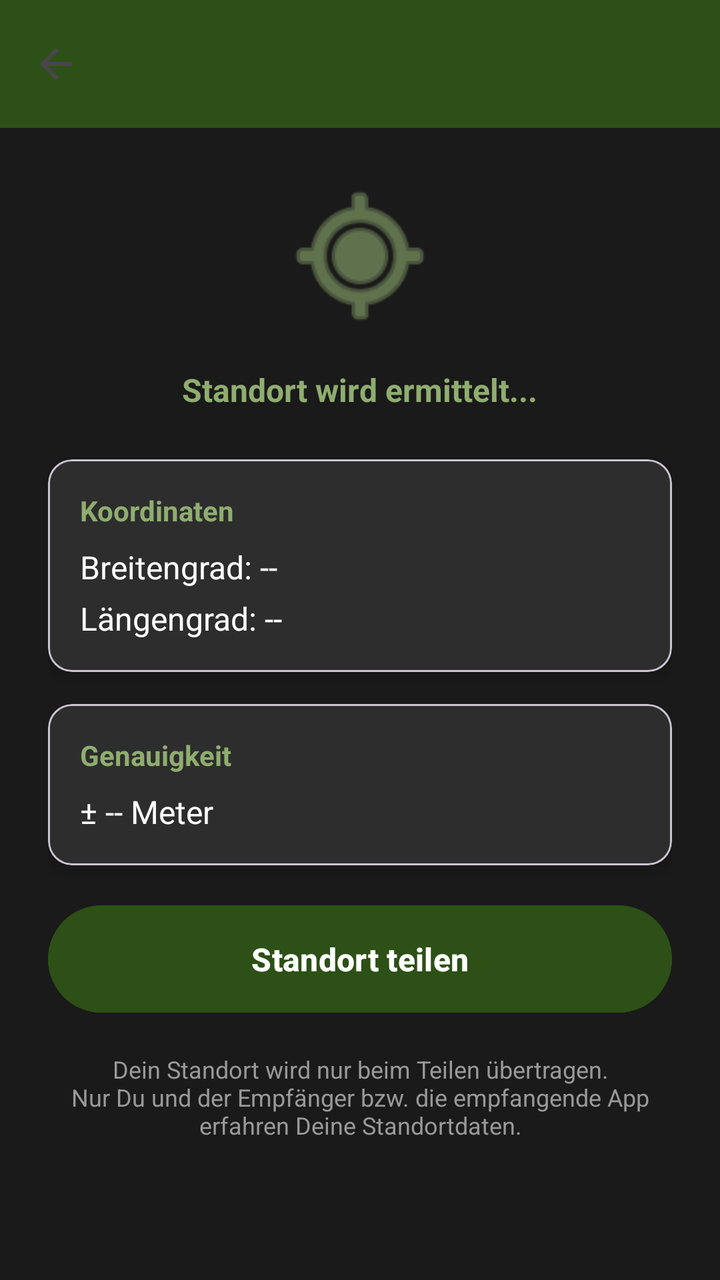
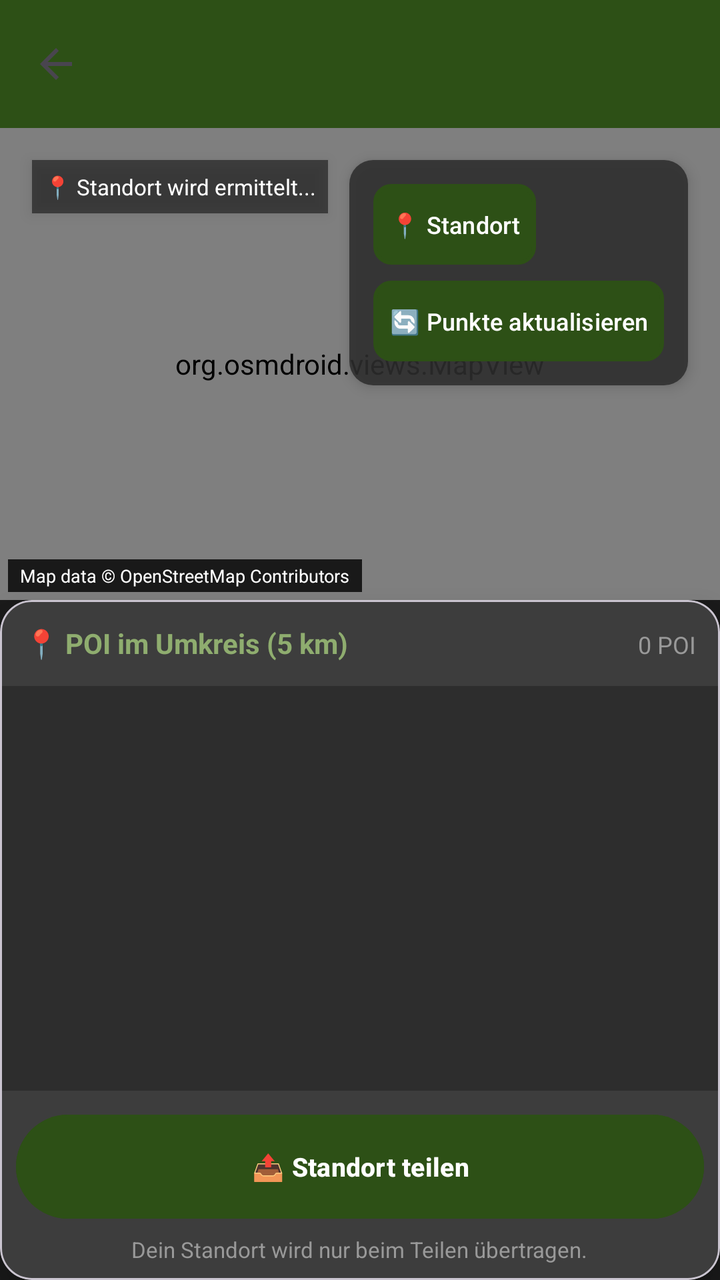

Two renders of the same Android screen: before a commit and after it. Below are the layout's source before the change and the commit's diff.
<!-- AndroidManifest.xml: application theme Theme.HundeWildnis -->
<!-- res/layout/activity_location.xml -->
<?xml version="1.0" encoding="utf-8"?>
<androidx.coordinatorlayout.widget.CoordinatorLayout xmlns:android="http://schemas.android.com/apk/res/android"
    xmlns:app="http://schemas.android.com/apk/res-auto"
    android:layout_width="match_parent"
    android:layout_height="match_parent"
    android:fitsSystemWindows="true"
    android:background="#1a1a1a">

    <com.google.android.material.appbar.AppBarLayout
        android:layout_width="match_parent"
        android:layout_height="wrap_content">

        <androidx.appcompat.widget.Toolbar
            android:id="@+id/toolbar"
            android:layout_width="match_parent"
            android:layout_height="?attr/actionBarSize"
            android:background="#2d5016"
            app:titleTextColor="#FFFFFF"
            app:navigationIcon="?attr/homeAsUpIndicator" />
    </com.google.android.material.appbar.AppBarLayout>

    <ScrollView
        android:id="@+id/scrollView"
        android:layout_width="match_parent"
        android:layout_height="match_parent"
        app:layout_behavior="@string/appbar_scrolling_view_behavior">

        <LinearLayout
            android:layout_width="match_parent"
            android:layout_height="wrap_content"
            android:orientation="vertical"
            android:padding="24dp">

            <ImageView
                android:layout_width="80dp"
                android:layout_height="80dp"
                android:layout_gravity="center_horizontal"
                android:layout_marginBottom="16dp"
                android:src="@android:drawable/ic_menu_mylocation"
                app:tint="#8fad6f" />

            <TextView
                android:id="@+id/statusText"
                android:layout_width="wrap_content"
                android:layout_height="wrap_content"
                android:layout_gravity="center_horizontal"
                android:layout_marginBottom="24dp"
                android:text="Standort wird ermittelt..."
                android:textColor="#8fad6f"
                android:textSize="16sp"
                android:textStyle="bold" />

            <com.google.android.material.card.MaterialCardView
                android:layout_width="match_parent"
                android:layout_height="wrap_content"
                android:layout_marginBottom="16dp"
                app:cardBackgroundColor="#2d2d2d"
                app:cardCornerRadius="12dp"
                app:cardElevation="4dp">

                <LinearLayout
                    android:layout_width="match_parent"
                    android:layout_height="wrap_content"
                    android:orientation="vertical"
                    android:padding="16dp">

                    <TextView
                        android:layout_width="wrap_content"
                        android:layout_height="wrap_content"
                        android:text="Koordinaten"
                        android:textColor="#8fad6f"
                        android:textSize="14sp"
                        android:textStyle="bold"
                        android:layout_marginBottom="8dp" />

                    <TextView
                        android:id="@+id/latitudeText"
                        android:layout_width="wrap_content"
                        android:layout_height="wrap_content"
                        android:text="Breitengrad: --"
                        android:textColor="#FFFFFF"
                        android:textSize="16sp"
                        android:layout_marginBottom="4dp" />

                    <TextView
                        android:id="@+id/longitudeText"
                        android:layout_width="wrap_content"
                        android:layout_height="wrap_content"
                        android:text="Längengrad: --"
                        android:textColor="#FFFFFF"
                        android:textSize="16sp" />
                </LinearLayout>
            </com.google.android.material.card.MaterialCardView>

            <com.google.android.material.card.MaterialCardView
                android:layout_width="match_parent"
                android:layout_height="wrap_content"
                android:layout_marginBottom="16dp"
                app:cardBackgroundColor="#2d2d2d"
                app:cardCornerRadius="12dp"
                app:cardElevation="4dp">

                <LinearLayout
                    android:layout_width="match_parent"
                    android:layout_height="wrap_content"
                    android:orientation="vertical"
                    android:padding="16dp">

                    <TextView
                        android:layout_width="wrap_content"
                        android:layout_height="wrap_content"
                        android:text="Genauigkeit"
                        android:textColor="#8fad6f"
                        android:textSize="14sp"
                        android:textStyle="bold"
                        android:layout_marginBottom="8dp" />

                    <TextView
                        android:id="@+id/accuracyText"
                        android:layout_width="wrap_content"
                        android:layout_height="wrap_content"
                        android:text="± -- Meter"
                        android:textColor="#FFFFFF"
                        android:textSize="16sp" />
                </LinearLayout>
            </com.google.android.material.card.MaterialCardView>

            
            <com.google.android.material.card.MaterialCardView
                android:id="@+id/mapCard"
                android:layout_width="match_parent"
                android:layout_height="wrap_content"
                android:layout_marginBottom="16dp"
                android:visibility="gone"
                app:cardBackgroundColor="#2d2d2d"
                app:cardCornerRadius="12dp"
                app:cardElevation="4dp">

                <FrameLayout
                    android:layout_width="match_parent"
                    android:layout_height="300dp">

                    
                    <org.osmdroid.views.MapView
                        android:id="@+id/mapView"
                        android:layout_width="match_parent"
                        android:layout_height="match_parent" />

                    
                    <LinearLayout
                        android:layout_width="wrap_content"
                        android:layout_height="wrap_content"
                        android:layout_gravity="bottom|end"
                        android:orientation="vertical"
                        android:padding="8dp"
                        android:layout_marginBottom="24dp">

                        <ImageButton
                            android:id="@+id/zoomInButton"
                            android:layout_width="48dp"
                            android:layout_height="48dp"
                            android:background="@drawable/zoom_button_background"
                            android:contentDescription="Zoom In"
                            android:src="@drawable/ic_add"
                            app:tint="#FFFFFF"
                            android:scaleType="centerInside"
                            android:padding="8dp" />

                        <ImageButton
                            android:id="@+id/zoomOutButton"
                            android:layout_width="48dp"
                            android:layout_height="48dp"
                            android:layout_marginTop="4dp"
                            android:background="@drawable/zoom_button_background"
                            android:contentDescription="Zoom Out"
                            android:src="@drawable/ic_remove"
                            app:tint="#FFFFFF"
                            android:scaleType="centerInside"
                            android:padding="8dp" />
                    </LinearLayout>

                    
                    <TextView
                        android:id="@+id/osmCopyrightText"
                        android:layout_width="wrap_content"
                        android:layout_height="wrap_content"
                        android:layout_gravity="bottom|start"
                        android:layout_margin="4dp"
                        android:paddingStart="6dp"
                        android:paddingEnd="6dp"
                        android:paddingTop="2dp"
                        android:paddingBottom="2dp"
                        android:background="#CC000000"
                        android:text="Map data © OpenStreetMap Contributors"
                        android:textColor="#FFFFFF"
                        android:textSize="9sp"
                        android:clickable="true"
                        android:focusable="true"
                        android:foreground="?attr/selectableItemBackground" />

                </FrameLayout>
            </com.google.android.material.card.MaterialCardView>

            <Button
                android:id="@+id/shareButton"
                android:layout_width="match_parent"
                android:layout_height="wrap_content"
                android:text="Standort teilen"
                android:textColor="#FFFFFF"
                android:backgroundTint="#2d5016"
                android:padding="16dp"
                android:enabled="false"
                android:textSize="16sp"
                android:textStyle="bold" />

            <TextView
                android:layout_width="wrap_content"
                android:layout_height="wrap_content"
                android:layout_gravity="center_horizontal"
                android:layout_marginTop="16dp"
                android:text="Dein Standort wird nur beim Teilen übertragen.\nNur Du und der Empfänger bzw. die empfangende App erfahren Deine Standortdaten."
                android:textAlignment="center"
                android:textColor="#999999"
                android:textSize="12sp" />

        </LinearLayout>
    </ScrollView>

    <ProgressBar
        android:id="@+id/progressBar"
        android:layout_width="wrap_content"
        android:layout_height="wrap_content"
        android:layout_gravity="center"
        android:indeterminateTint="#8fad6f"
        android:visibility="visible" />

</androidx.coordinatorlayout.widget.CoordinatorLayout>
<!-- resources referenced by this layout -->
<resources>
  <!-- drawable ic_add (drawable) -->
  <vector xmlns:android="http://schemas.android.com/apk/res/android"
      android:width="24dp"
      android:height="24dp"
      android:viewportWidth="24.0"
      android:viewportHeight="24.0">
      <path
          android:fillColor="#FFFFFF"
          android:pathData="M19,13h-6v6h-2v-6H5v-2h6V5h2v6h6v2z" />
  </vector>
  <!-- drawable ic_remove (drawable) -->
  <vector xmlns:android="http://schemas.android.com/apk/res/android"
      android:width="24dp"
      android:height="24dp"
      android:viewportWidth="24.0"
      android:viewportHeight="24.0">
      <path
          android:fillColor="#FFFFFF"
          android:pathData="M19,13H5v-2h14v2z" />
  </vector>
  <!-- drawable zoom_button_background (drawable) -->
  <?xml version="1.0" encoding="utf-8"?>
  <shape xmlns:android="http://schemas.android.com/apk/res/android"
      android:shape="oval">
  
      
      <solid android:color="#BE253E0B" />
  
      
      <stroke
          android:width="4dp"
          android:color="#172803" />
  
  </shape>
  <style name="Theme.HundeWildnis" parent="Base.Theme.HundeWildnis" />
  <style name="Base.Theme.HundeWildnis" parent="Theme.Material3.Light.NoActionBar">
          <item name="colorPrimary">#2d5016</item>
          <item name="colorPrimaryVariant">#1a3009</item>
          <item name="colorOnPrimary">#FFFFFF</item>
          <item name="colorSecondary">#6b8e4e</item>
          <item name="colorSecondaryVariant">#4a6135</item>
          <item name="colorOnSecondary">#000000</item>
          <item name="android:statusBarColor">?attr/colorPrimaryVariant</item>
  
          <item name="android:navigationBarColor">@android:color/transparent</item>
          <item name="android:windowLightStatusBar">true</item>
          <item name="android:windowLightNavigationBar">true</item>
          <item name="android:enforceNavigationBarContrast" tools:targetApi="q">false</item>
          <item name="android:enforceStatusBarContrast" tools:targetApi="q">false</item>
  
          
          <item name="actionMenuTextColor">#FFFFFF</item>
  
          
          <item name="android:windowBackground">#FFFFFF</item>
          <item name="android:colorBackground">#FFFFFF</item>
      </style>
</resources>

<!-- the commit's change to res/layout/activity_location.xml (unified diff, before → after) -->
@@ -3,12 +3,13 @@
     xmlns:app="http://schemas.android.com/apk/res-auto"
     android:layout_width="match_parent"
     android:layout_height="match_parent"
-    android:fitsSystemWindows="true"
     android:background="#1a1a1a">
 
     <com.google.android.material.appbar.AppBarLayout
+        android:id="@+id/appbar"
         android:layout_width="match_parent"
-        android:layout_height="wrap_content">
+        android:layout_height="wrap_content"
+        android:fitsSystemWindows="true">
 
         <androidx.appcompat.widget.Toolbar
             android:id="@+id/toolbar"
@@ -19,219 +20,228 @@
             app:navigationIcon="?attr/homeAsUpIndicator" />
     </com.google.android.material.appbar.AppBarLayout>
 
-    <ScrollView
-        android:id="@+id/scrollView"
+    <androidx.constraintlayout.widget.ConstraintLayout
+        android:id="@+id/main_content"
         android:layout_width="match_parent"
         android:layout_height="match_parent"
         app:layout_behavior="@string/appbar_scrolling_view_behavior">
 
-        <LinearLayout
-            android:layout_width="match_parent"
-            android:layout_height="wrap_content"
-            android:orientation="vertical"
-            android:padding="24dp">
-
-            <ImageView
-                android:layout_width="80dp"
-                android:layout_height="80dp"
-                android:layout_gravity="center_horizontal"
-                android:layout_marginBottom="16dp"
-                android:src="@android:drawable/ic_menu_mylocation"
-                app:tint="#8fad6f" />
+        
+        <FrameLayout
+            android:id="@+id/mapFrame"
+            android:layout_width="0dp"
+            android:layout_height="0dp"
+            app:layout_constraintTop_toTopOf="parent"
+            app:layout_constraintBottom_toTopOf="@id/poiListCard"
+            app:layout_constraintStart_toStartOf="parent"
+            app:layout_constraintEnd_toEndOf="parent">
+
+            <org.osmdroid.views.MapView
+                android:id="@+id/mapView"
+                android:layout_width="match_parent"
+                android:layout_height="match_parent" />
 
             <TextView
-                android:id="@+id/statusText"
-                android:layout_width="wrap_content"
-                android:layout_height="wrap_content"
-                android:layout_gravity="center_horizontal"
-                android:layout_marginBottom="24dp"
-                android:text="Standort wird ermittelt..."
-                android:textColor="#8fad6f"
-                android:textSize="16sp"
-                android:textStyle="bold" />
-
-            <com.google.android.material.card.MaterialCardView
+                android:id="@+id/osmCopyrightText"
+                android:layout_width="wrap_content"
+                android:layout_height="wrap_content"
+                android:layout_gravity="bottom|start"
+                android:layout_margin="4dp"
+                android:paddingStart="6dp"
+                android:paddingEnd="6dp"
+                android:paddingTop="2dp"
+                android:paddingBottom="2dp"
+                android:background="#CC000000"
+                android:text="Map data © OpenStreetMap Contributors"
+                android:textColor="#FFFFFF"
+                android:textSize="9sp"
+                android:clickable="true"
+                android:focusable="true"
+                android:foreground="?attr/selectableItemBackground" />
+
+            <LinearLayout
+                android:layout_width="wrap_content"
+                android:layout_height="wrap_content"
+                android:layout_gravity="top|end"
+                android:layout_margin="16dp"
+                android:orientation="vertical"
+                android:background="@drawable/button_bg_rounded"
+                android:elevation="4dp">
+
+                <Button
+                    android:id="@+id/btnCurrentLocation"
+                    android:layout_width="wrap_content"
+                    android:layout_height="wrap_content"
+                    android:text="📍 Standort"
+                    android:textSize="12sp"
+                    android:padding="8dp"
+                    android:background="@drawable/poi_button_bg"
+                    android:textColor="#FFFFFF"
+                    android:layout_marginBottom="8dp"
+                    android:minWidth="0dp"
+                    android:minHeight="0dp" />
+
+                <Button
+                    android:id="@+id/btnReloadPOI"
+                    android:layout_width="wrap_content"
+                    android:layout_height="wrap_content"
+                    android:text="🔄 Punkte aktualisieren"
+                    android:textSize="12sp"
+                    android:padding="8dp"
+                    android:background="@drawable/poi_button_bg"
+                    android:textColor="#FFFFFF"
+                    android:minWidth="0dp"
+                    android:minHeight="0dp" />
+            </LinearLayout>
+
+            <TextView
+                android:id="@+id/coordinatesText"
+                android:layout_width="wrap_content"
+                android:layout_height="wrap_content"
+                android:layout_gravity="top|start"
+                android:layout_margin="16dp"
+                android:text="📍 Standort wird ermittelt..."
+                android:textColor="#FFFFFF"
+                android:textSize="11sp"
+                android:background="#80000000"
+                android:padding="6dp"
+                android:elevation="4dp" />
+
+            <TextView
+                android:id="@+id/navigationInfoText"
+                android:layout_width="wrap_content"
+                android:layout_height="wrap_content"
+                android:layout_gravity="bottom|center_horizontal"
+                android:layout_marginBottom="60dp"
+                android:text="🧭 0.0 km • 0 Min"
+                android:textColor="#FFFFFF"
+                android:textSize="18sp"
+                android:textStyle="bold"
+                android:background="#DD2d5016"
+                android:padding="14dp"
+                android:elevation="12dp"
+                android:visibility="gone" />
+
+            <ProgressBar
+                android:id="@+id/progressBar"
+                android:layout_width="wrap_content"
+                android:layout_height="wrap_content"
+                android:layout_gravity="center"
+                android:indeterminateTint="#8fad6f"
+                android:visibility="gone" />
+        </FrameLayout>
+
+        
+        <com.google.android.material.card.MaterialCardView
+            android:id="@+id/poiListCard"
+            android:layout_width="0dp"
+            android:layout_height="340dp"
+            app:cardBackgroundColor="#2d2d2d"
+            app:cardElevation="8dp"
+            app:cardCornerRadius="16dp"
+            android:layout_margin="0dp"
+            app:layout_constraintBottom_toBottomOf="parent"
+            app:layout_constraintStart_toStartOf="parent"
+            app:layout_constraintEnd_toEndOf="parent">
+
+            <LinearLayout
                 android:layout_width="match_parent"
-                android:layout_height="wrap_content"
-                android:layout_marginBottom="16dp"
-                app:cardBackgroundColor="#2d2d2d"
-                app:cardCornerRadius="12dp"
-                app:cardElevation="4dp">
-
+                android:layout_height="match_parent"
+                android:orientation="vertical">
+
+                
                 <LinearLayout
                     android:layout_width="match_parent"
                     android:layout_height="wrap_content"
-                    android:orientation="vertical"
-                    android:padding="16dp">
-
-                    <TextView
-                        android:layout_width="wrap_content"
-                        android:layout_height="wrap_content"
-                        android:text="Koordinaten"
+                    android:orientation="horizontal"
+                    android:padding="12dp"
+                    android:background="#3d3d3d">
+
+                    <TextView
+                        android:layout_width="0dp"
+                        android:layout_height="wrap_content"
+                        android:layout_weight="1"
+                        android:text="📍 POI im Umkreis (5 km)"
                         android:textColor="#8fad6f"
                         android:textSize="14sp"
-                        android:textStyle="bold"
-                        android:layout_marginBottom="8dp" />
-
-                    <TextView
-                        android:id="@+id/latitudeText"
-                        android:layout_width="wrap_content"
-                        android:layout_height="wrap_content"
-                        android:text="Breitengrad: --"
-                        android:textColor="#FFFFFF"
-                        android:textSize="16sp"
-                        android:layout_marginBottom="4dp" />
-
-                    <TextView
-                        android:id="@+id/longitudeText"
-                        android:layout_width="wrap_content"
-                        android:layout_height="wrap_content"
-                        android:text="Längengrad: --"
-                        android:textColor="#FFFFFF"
-                        android:textSize="16sp" />
+                        android:textStyle="bold" />
+
+                    <TextView
+                        android:id="@+id/poiCountText"
+                        android:layout_width="wrap_content"
+                        android:layout_height="wrap_content"
+                        android:text="0 POI"
+                        android:textColor="#999999"
+                        android:textSize="12sp" />
                 </LinearLayout>
-            </com.google.android.material.card.MaterialCardView>
-
-            <com.google.android.material.card.MaterialCardView
-                android:layout_width="match_parent"
-                android:layout_height="wrap_content"
-                android:layout_marginBottom="16dp"
-                app:cardBackgroundColor="#2d2d2d"
-                app:cardCornerRadius="12dp"
-                app:cardElevation="4dp">
-
+
+                
+                <FrameLayout
+                    android:layout_width="match_parent"
+                    android:layout_height="0dp"
+                    android:layout_weight="1">
+
+                    <androidx.recyclerview.widget.RecyclerView
+                        android:id="@+id/poiRecyclerView"
+                        android:layout_width="match_parent"
+                        android:layout_height="match_parent"
+                        android:padding="6dp"
+                        android:clipToPadding="false" />
+
+                    <ProgressBar
+                        android:id="@+id/poiProgressBar"
+                        android:layout_width="wrap_content"
+                        android:layout_height="wrap_content"
+                        android:layout_gravity="center"
+                        android:indeterminateTint="#8fad6f"
+                        android:visibility="gone" />
+
+                    <TextView
+                        android:id="@+id/emptyPoiText"
+                        android:layout_width="wrap_content"
+                        android:layout_height="wrap_content"
+                        android:layout_gravity="center"
+                        android:text="Keine POI gefunden
+
+Tippe auf 🔄 POI zum Aktualisieren"
+                        android:textColor="#666666"
+                        android:textSize="13sp"
+                        android:textAlignment="center"
+                        android:visibility="gone" />
+                </FrameLayout>
+
+                
                 <LinearLayout
                     android:layout_width="match_parent"
                     android:layout_height="wrap_content"
                     android:orientation="vertical"
-                    android:padding="16dp">
-
-                    <TextView
-                        android:layout_width="wrap_content"
-                        android:layout_height="wrap_content"
-                        android:text="Genauigkeit"
-                        android:textColor="#8fad6f"
-                        android:textSize="14sp"
-                        android:textStyle="bold"
-                        android:layout_marginBottom="8dp" />
-
-                    <TextView
-                        android:id="@+id/accuracyText"
-                        android:layout_width="wrap_content"
-                        android:layout_height="wrap_content"
-                        android:text="± -- Meter"
+                    android:padding="8dp"
+                    android:background="#3d3d3d"
+                    android:gravity="center_horizontal">
+
+                    <Button
+                        android:id="@+id/shareButton"
+                        android:layout_width="match_parent"
+                        android:layout_height="60dp"
+                        android:text="📤 Standort teilen"
                         android:textColor="#FFFFFF"
-                        android:textSize="16sp" />
+                        android:backgroundTint="#2d5016"
+                        android:padding="8dp"
+                        android:enabled="false"
+                        android:textSize="13sp"
+                        android:textStyle="bold" />
+
+                    <TextView
+                        android:layout_width="wrap_content"
+                        android:layout_height="wrap_content"
+                        android:layout_marginTop="4dp"
+                        android:text="Dein Standort wird nur beim Teilen übertragen."
+                        android:textColor="#999999"
+                        android:textSize="11sp" />
                 </LinearLayout>
-            </com.google.android.material.card.MaterialCardView>
-
-            
-            <com.google.android.material.card.MaterialCardView
-                android:id="@+id/mapCard"
-                android:layout_width="match_parent"
-                android:layout_height="wrap_content"
-                android:layout_marginBottom="16dp"
-                android:visibility="gone"
-                app:cardBackgroundColor="#2d2d2d"
-                app:cardCornerRadius="12dp"
-                app:cardElevation="4dp">
-
-                <FrameLayout
-                    android:layout_width="match_parent"
-                    android:layout_height="300dp">
-
-                    
-                    <org.osmdroid.views.MapView
-                        android:id="@+id/mapView"
-                        android:layout_width="match_parent"
-                        android:layout_height="match_parent" />
-
-                    
-                    <LinearLayout
-                        android:layout_width="wrap_content"
-                        android:layout_height="wrap_content"
-                        android:layout_gravity="bottom|end"
-                        android:orientation="vertical"
-                        android:padding="8dp"
-                        android:layout_marginBottom="24dp">
-
-                        <ImageButton
-                            android:id="@+id/zoomInButton"
-                            android:layout_width="48dp"
-                            android:layout_height="48dp"
-                            android:background="@drawable/zoom_button_background"
-                            android:contentDescription="Zoom In"
-                            android:src="@drawable/ic_add"
-                            app:tint="#FFFFFF"
-                            android:scaleType="centerInside"
-                            android:padding="8dp" />
-
-                        <ImageButton
-                            android:id="@+id/zoomOutButton"
-                            android:layout_width="48dp"
-                            android:layout_height="48dp"
-                            android:layout_marginTop="4dp"
-                            android:background="@drawable/zoom_button_background"
-                            android:contentDescription="Zoom Out"
-                            android:src="@drawable/ic_remove"
-                            app:tint="#FFFFFF"
-                            android:scaleType="centerInside"
-                            android:padding="8dp" />
-                    </LinearLayout>
-
-                    
-                    <TextView
-                        android:id="@+id/osmCopyrightText"
-                        android:layout_width="wrap_content"
-                        android:layout_height="wrap_content"
-                        android:layout_gravity="bottom|start"
-                        android:layout_margin="4dp"
-                        android:paddingStart="6dp"
-                        android:paddingEnd="6dp"
-                        android:paddingTop="2dp"
-                        android:paddingBottom="2dp"
-                        android:background="#CC000000"
-                        android:text="Map data © OpenStreetMap Contributors"
-                        android:textColor="#FFFFFF"
-                        android:textSize="9sp"
-                        android:clickable="true"
-                        android:focusable="true"
-                        android:foreground="?attr/selectableItemBackground" />
-
-                </FrameLayout>
-            </com.google.android.material.card.MaterialCardView>
-
-            <Button
-                android:id="@+id/shareButton"
-                android:layout_width="match_parent"
-                android:layout_height="wrap_content"
-                android:text="Standort teilen"
-                android:textColor="#FFFFFF"
-                android:backgroundTint="#2d5016"
-                android:padding="16dp"
-                android:enabled="false"
-                android:textSize="16sp"
-                android:textStyle="bold" />
-
-            <TextView
-                android:layout_width="wrap_content"
-                android:layout_height="wrap_content"
-                android:layout_gravity="center_horizontal"
-                android:layout_marginTop="16dp"
-                android:text="Dein Standort wird nur beim Teilen übertragen.\nNur Du und der Empfänger bzw. die empfangende App erfahren Deine Standortdaten."
-                android:textAlignment="center"
-                android:textColor="#999999"
-                android:textSize="12sp" />
-
-        </LinearLayout>
-    </ScrollView>
-
-    <ProgressBar
-        android:id="@+id/progressBar"
-        android:layout_width="wrap_content"
-        android:layout_height="wrap_content"
-        android:layout_gravity="center"
-        android:indeterminateTint="#8fad6f"
-        android:visibility="visible" />
+            </LinearLayout>
+        </com.google.android.material.card.MaterialCardView>
+
+    </androidx.constraintlayout.widget.ConstraintLayout>
 
 </androidx.coordinatorlayout.widget.CoordinatorLayout>
<!-- resource entries referenced after the edit -->
@@ -1,37 +1,33 @@
 <!-- resources referenced by this layout -->
 <resources>
-  <!-- drawable ic_add (drawable) -->
-  <vector xmlns:android="http://schemas.android.com/apk/res/android"
-      android:width="24dp"
-      android:height="24dp"
-      android:viewportWidth="24.0"
-      android:viewportHeight="24.0">
-      <path
-          android:fillColor="#FFFFFF"
-          android:pathData="M19,13h-6v6h-2v-6H5v-2h6V5h2v6h6v2z" />
-  </vector>
-  <!-- drawable ic_remove (drawable) -->
-  <vector xmlns:android="http://schemas.android.com/apk/res/android"
-      android:width="24dp"
-      android:height="24dp"
-      android:viewportWidth="24.0"
-      android:viewportHeight="24.0">
-      <path
-          android:fillColor="#FFFFFF"
-          android:pathData="M19,13H5v-2h14v2z" />
-  </vector>
-  <!-- drawable zoom_button_background (drawable) -->
+  <!-- drawable button_bg_rounded (drawable) -->
   <?xml version="1.0" encoding="utf-8"?>
   <shape xmlns:android="http://schemas.android.com/apk/res/android"
-      android:shape="oval">
+      android:shape="rectangle">
   
-      
-      <solid android:color="#BE253E0B" />
+      <solid android:color="#DD2d2d2d" />
   
-      
+      <corners android:radius="12dp" />
+  
+      <padding
+          android:left="12dp"
+          android:right="12dp"
+          android:top="12dp"
+          android:bottom="12dp" />
+  
+  </shape>
+  <!-- drawable poi_button_bg (drawable) -->
+  <?xml version="1.0" encoding="utf-8"?>
+  <shape xmlns:android="http://schemas.android.com/apk/res/android"
+      android:shape="rectangle">
+  
+      <solid android:color="#8fad6f" />
+  
+      <corners android:radius="8dp" />
+  
       <stroke
-          android:width="4dp"
-          android:color="#172803" />
+          android:width="2dp"
+          android:color="#2d5016" />
   
   </shape>
   <style name="Theme.HundeWildnis" parent="Base.Theme.HundeWildnis" />
